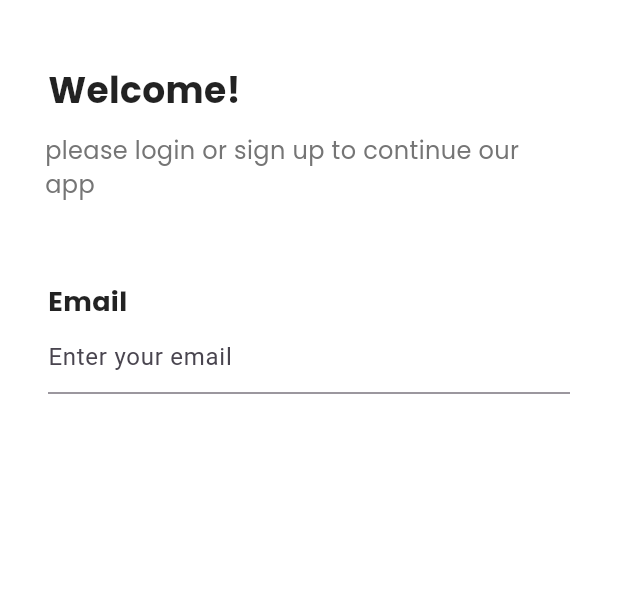
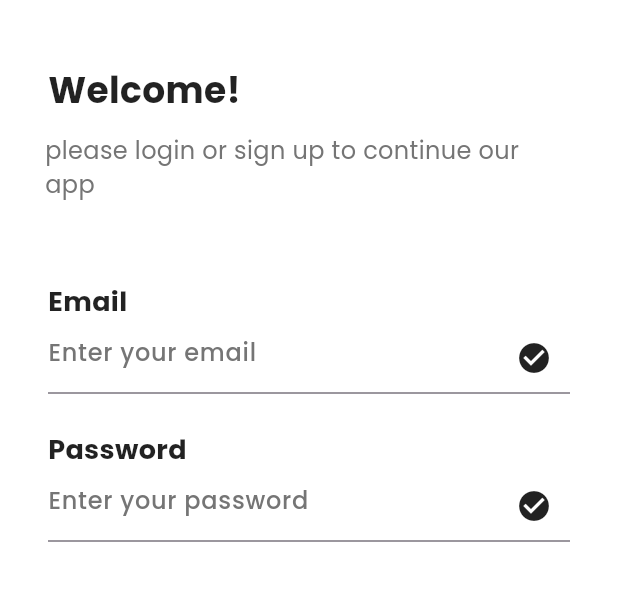
Before and after one commit to mumarishtiaq/ecommmerce_app, a Flutter app: the screen it shows after launch, on a phone screen of 412 x 824 dp, the part 266-867 px from its top. Run offline on Flutter 3.47's test engine with Material 3 defaults, Android fonts, the phone set to English and light mode, and no system bars; our stand-ins replace google_fonts.

Commit message:
progress in login page

```diff
--- a/lib/Screens/login_screen.dart
+++ b/lib/Screens/login_screen.dart
@@ -10,13 +10,13 @@ class LoginScreen extends StatelessWidget {
     final sixe = MediaQuery.of(context).size;
     final height = sixe.height;
     final width = sixe.width;
-    return  Scaffold(
+    return Scaffold(
       backgroundColor: AppColors.primaryWhite,
       body: Column(
         mainAxisAlignment: MainAxisAlignment.start,
         crossAxisAlignment: CrossAxisAlignment.start,
         children: [
-            SizedBox(height: height * 0.03,),
+          SizedBox(height: height * 0.03),
           Center(
             child: Padding(
               padding: EdgeInsets.only(bottom: 35, top: 29),
@@ -26,7 +26,6 @@ class LoginScreen extends StatelessWidget {
               ),
             ),
           ),
-
 
           //Welcome Text
           Padding(
@@ -59,12 +58,33 @@ class LoginScreen extends StatelessWidget {
             ),
           ),
 
-       SizedBox(height: height * 0.06,),
+          SizedBox(height: height * 0.06),
+
           // Email Field
+          buildInputField(label: "Email", hintText: "Enter your email"),
+          SizedBox(height: height * 0.03),
+          buildInputField(
+            label: "Password",
+            hintText: "Enter your password",
+            isPassword: true,
+          ),
+        ],
+      ),
+    );
+  }
+
+  Widget buildInputField({
+    required String label,
+    required String hintText,
+    bool isPassword = false,
+  }) {
+    return Column(
+      crossAxisAlignment: CrossAxisAlignment.start,
+      children: [
         Padding(
           padding: const EdgeInsets.symmetric(horizontal: 32),
           child: Text(
-                    'Email',
+            label,
             style: GoogleFonts.poppins(
               fontSize: 18,
               fontWeight: FontWeight.bold,
@@ -72,30 +92,29 @@ class LoginScreen extends StatelessWidget {
             ),
           ),
         ),
-                Padding(padding: const EdgeInsets.symmetric(horizontal: 32),
+        Padding(
+          padding: const EdgeInsets.symmetric(horizontal: 32),
           child: TextField(
+            obscureText: isPassword,
+            style: GoogleFonts.poppins(
+              fontSize: 16,
+              fontWeight: FontWeight.w500,
+              color: AppColors.primaryBlack,
+            ),
             decoration: InputDecoration(
-                      hintText: 'Enter your email',
-
-                      // border: OutlineInputBorder(
-                      //   borderRadius: BorderRadius.circular(12),
-                      //   borderSide: BorderSide(color: Colors.grey),
-                      // ),
-                      // focusedBorder: OutlineInputBorder(
-                      //   borderRadius: BorderRadius.circular(12),
-                      //   borderSide: BorderSide(color: Colors.blue),
-                      // ),
+              hintText: hintText,
+              hintStyle: GoogleFonts.poppins(
+                fontSize: 16,
+                color: AppColors.greyText,
+              ),
+              suffixIcon: Icon(
+                Icons.check_circle,
+                color: AppColors.primaryBlack,
               ),
             ),
           ),
-
-
-
-
+        ),
       ],
-
-        ),
-
     );
   }
 }
```
Lines whose indentation alone changed are shown as unchanged.
